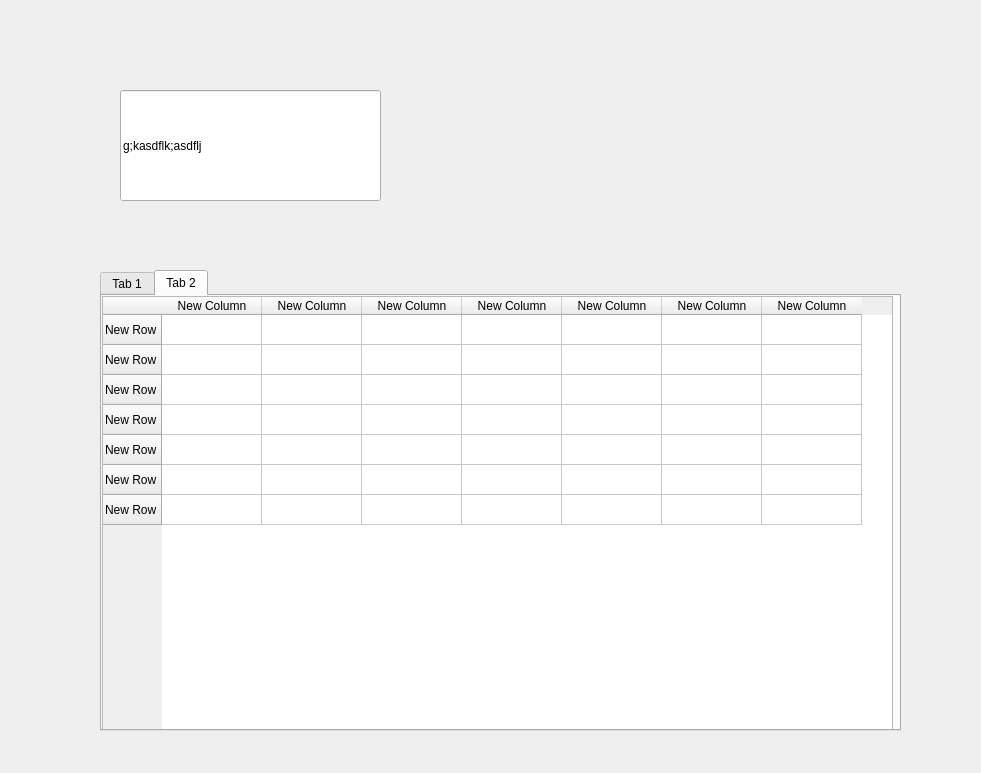
Qt form Application/test.ui (rlarudgh1997/Application) before a commit.
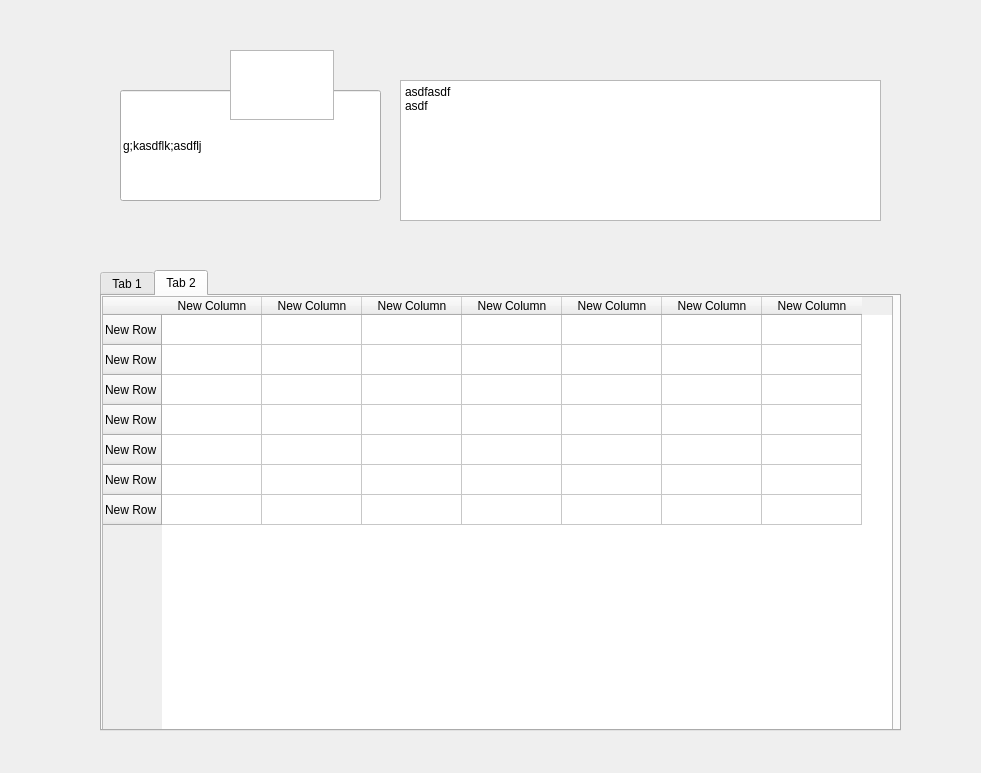
The same form after that commit.

Patch:
```diff
--- a/Application/test.ui
+++ b/Application/test.ui
@@ -279,6 +279,31 @@
     </widget>
    </widget>
   </widget>
+  <widget class="QPlainTextEdit" name="plainTextEdit">
+   <property name="geometry">
+    <rect>
+     <x>400</x>
+     <y>80</y>
+     <width>481</width>
+     <height>141</height>
+    </rect>
+   </property>
+   <property name="plainText">
+    <string>asdfasdf
+asdf
+</string>
+   </property>
+  </widget>
+  <widget class="QTextEdit" name="textEdit">
+   <property name="geometry">
+    <rect>
+     <x>230</x>
+     <y>50</y>
+     <width>104</width>
+     <height>70</height>
+    </rect>
+   </property>
+  </widget>
  </widget>
  <resources/>
  <connections/>
```
